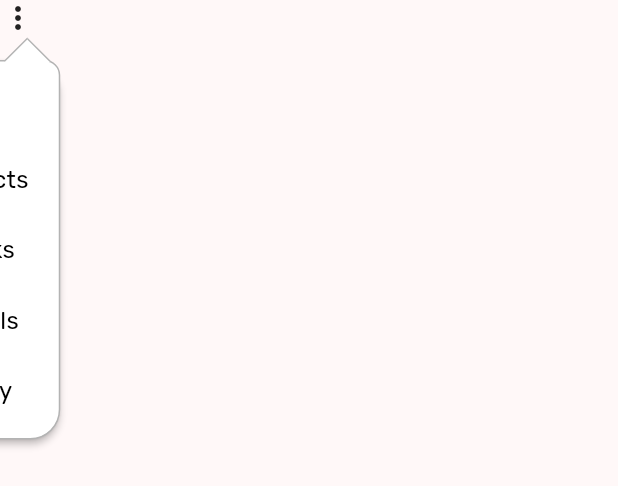
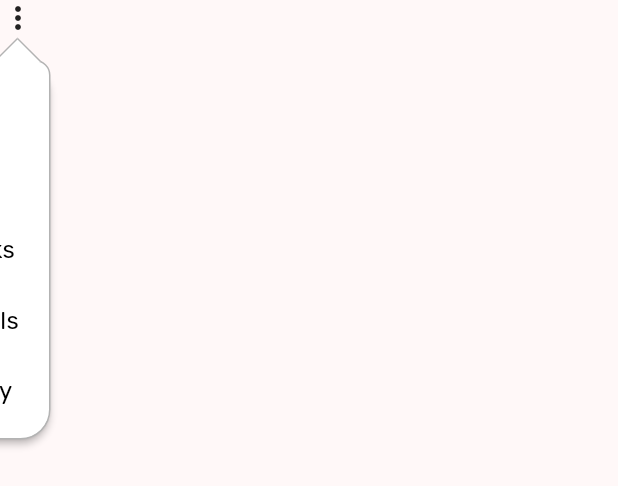
Before and after one commit to ektapadaliya/flutter_focustube, a Flutter app: the HomePopupMenu widget shown alone on an empty page, opened directly, after a tap on the "more vert" icon, on a phone screen of 412 x 824 dp. Shown: the top 486 px of the screen. Run offline on Flutter 3.47's test engine with Material 3 defaults, Android fonts, the phone set to English and light mode, and no system bars; our stand-ins replace auto_size_text, cached_network_image, dotted_border, flutter_image_compress, flutter_slidable, flutter_svg and 5 more.

Commit message:
replace subjects to my subject page

```diff
--- a/lib/go_route_navigation.dart
+++ b/lib/go_route_navigation.dart
@@ -336,8 +336,8 @@
       dailyLimit,
       videos,
       playlists,
-      // subjects,
-      mySubjects,
+      subjects,
+      // mySubjects,
       subjectsDetail,
       videoDetail,
       notes,
@@ -360,7 +360,7 @@
       branches: [
         home,
         search,
-        subjects,
+        mySubjects,
         channels,
         settings,
       ].map((e) => StatefulShellBranch(routes: [e.toGoRoute()])).toList(),
--- a/lib/view/home/home_root.dart
+++ b/lib/view/home/home_root.dart
@@ -138,7 +138,7 @@
   return switch (index) {
     0 => "Home",
     1 => "Explore",
-    2 => "Subjects",
+    2 => "My Subjects",
     3 => "Channels",
     4 => "Settings",
     _ => "",
@@ -173,7 +173,7 @@
   @override
   Widget build(BuildContext context) {
     return AppPopupOverlay(
-      items: ["playlist", "my_subjects", "bookmarks", "daily_goals", "history"],
+      items: ["playlist", "subjects", "bookmarks", "daily_goals", "history"],
       itemBuilder: (String item) => Row(
         mainAxisSize: MainAxisSize.min,
         children: [
@@ -185,8 +185,8 @@
       onItemPressed: (String item) {
         if (item == "bookmarks") {
           videos.go(context, extra: popUpLable(item));
-        } else if (item == "my_subjects") {
-          mySubjects.go(context);
+        } else if (item == "subjects") {
+          subjects.go(context);
         } else if (item == "playlist") {
           playlists.go(context);
         } else if (item == "daily_goals") {
@@ -202,7 +202,7 @@
   String popUpImages(String value) {
     return switch (value) {
       "playlist" => AppImage.userPlaylistIcon,
-      "my_subjects" => AppImage.subjectIcon,
+      "subjects" => AppImage.subjectIcon,
       "bookmarks" => AppImage.bookmarkIcon,
       "daily_goals" => AppImage.targetIcon,
       "history" => AppImage.historyIcon,
@@ -213,7 +213,7 @@
   String popUpLable(String value) {
     return switch (value) {
       "playlist" => "Playlists",
-      "my_subjects" => "My Subjects",
+      "subjects" => "Subjects",
       "bookmarks" => "Bookmarks",
       "daily_goals" => "Daily Goals",
       "history" => "My History",
--- a/lib/view/subjects/subject_vc.dart
+++ b/lib/view/subjects/subject_vc.dart
@@ -58,7 +58,7 @@
         itemCount: subjects.length,
       ),
     );
-    if (widget.isMySubjects) {
+    if (!widget.isMySubjects) {
       return ScreenBackground(
         appBar: customAppBar(
           context,
```
